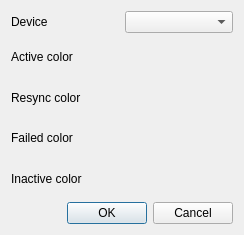
Old version of the form srmqt4/ui/config_dialog.ui in the repository savichev/srmqt4.
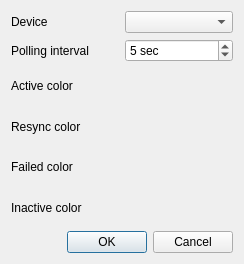
New version of the form.

Commit message: polling interval setting

What changed in the file:
```diff
--- a/srmqt4/ui/config_dialog.ui
+++ b/srmqt4/ui/config_dialog.ui
@@ -7,7 +7,7 @@
     <x>0</x>
     <y>0</y>
     <width>244</width>
-    <height>235</height>
+    <height>264</height>
    </rect>
   </property>
   <property name="windowTitle">
@@ -28,6 +28,33 @@
      </item>
     </layout>
    </item>
+   <item>
+    <layout class="QHBoxLayout" name="pollingLayout">
+     <item>
+      <widget class="QLabel" name="pollingLabel">
+       <property name="text">
+        <string>Polling interval</string>
+       </property>
+      </widget>
+     </item>
+     <item>
+      <widget class="QSpinBox" name="pollingSpinBox">
+       <property name="suffix">
+        <string> sec</string>
+       </property>
+       <property name="minimum">
+        <number>1</number>
+       </property>
+       <property name="maximum">
+        <number>60</number>
+       </property>
+       <property name="value">
+        <number>5</number>
+       </property>
+      </widget>
+     </item>
+    </layout>
+   </item>
    <item>
     <layout class="QHBoxLayout" name="colorActiveLayout">
      <item>
```
Left out of the diff: 2 changed lines with no effect on the pictures. The commit also changes 2 other files.
